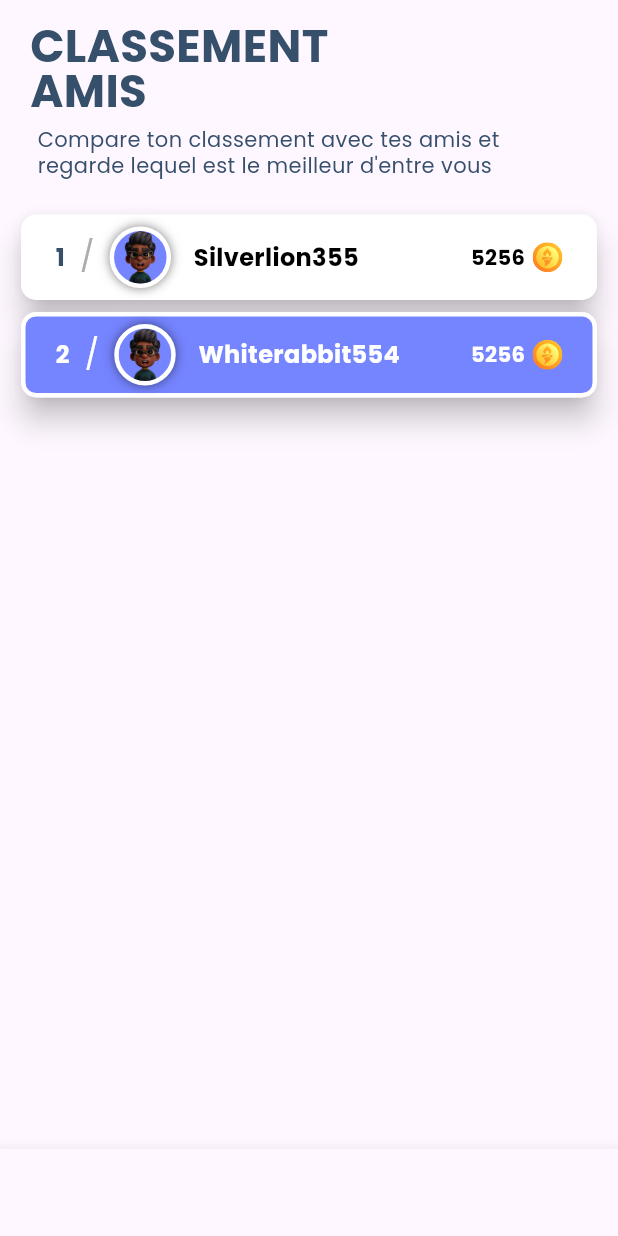
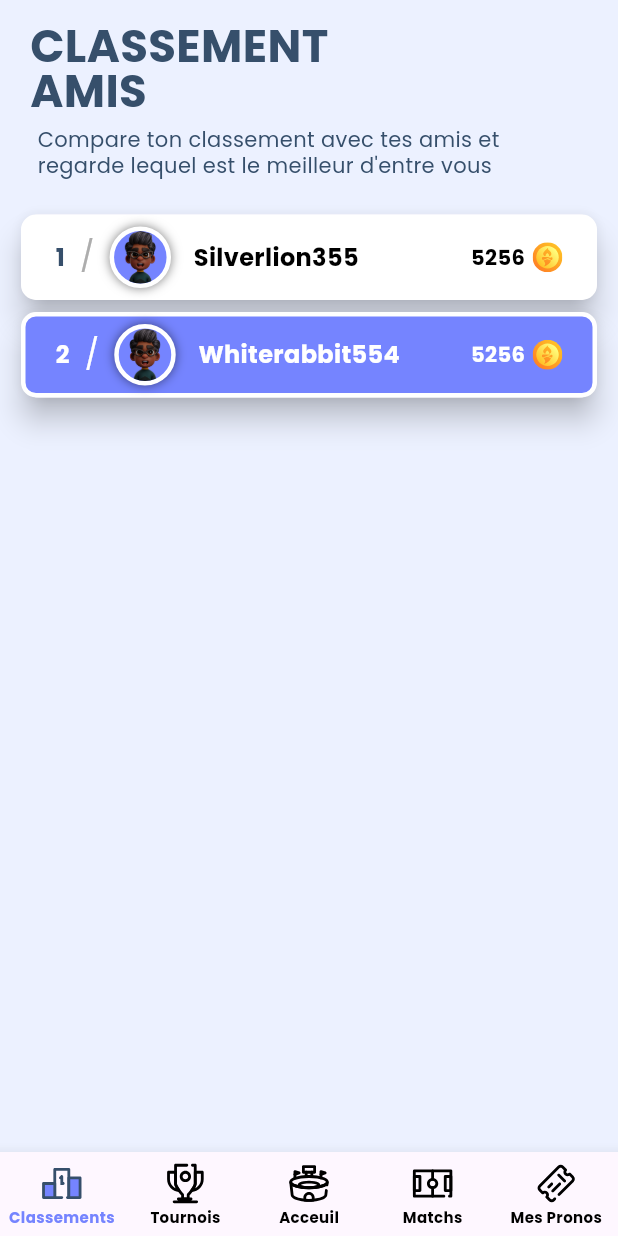
Before and after one commit to felixmielcarek/genius, a Flutter app: the screen it shows after launch, on a phone screen of 412 x 824 dp. Run offline on Flutter 3.47's test engine with Material 3 defaults, Android fonts, the phone set to English and light mode, and no system bars; our stand-ins replace flutter_svg.

Commit message:
:lipstick: Add navbar and background to ranking page

```diff
--- a/lib/application_layer/main_page.dart
+++ b/lib/application_layer/main_page.dart
@@ -1,4 +1,6 @@
 import 'package:flutter/material.dart';
+import 'package:flutter_svg/svg.dart';
+import 'package:genius/application_layer/genius_colors.dart';
 import 'package:genius/application_layer/ranking_page.dart';
 
 class MainPage extends StatefulWidget {
@@ -11,21 +13,60 @@ class MainPage extends StatefulWidget {
 class _MainPageState extends State<MainPage> {
   int _selectedIndex = 0;
 
+  final List<Widget> _children = [
+    const RankingPage(),
+    const RankingPage(),
+  ];
+
+  void onTabTapped(int index) {
+    setState(() {
+      _selectedIndex = index;
+    });
+  }
+
   @override
   Widget build(BuildContext context) {
     return Scaffold(
       appBar: const PreferredSize(
           preferredSize: Size.fromHeight(80.0), child: Row()),
-      body: const RankingPage(),
+      body: _children[_selectedIndex],
       bottomNavigationBar: BottomNavigationBar(
-        items: const <BottomNavigationBarItem>[
-          BottomNavigationBarItem(icon: Icon(Icons.home), label: 'Classements'),
-          BottomNavigationBarItem(icon: Icon(Icons.home), label: 'Tournois'),
-          BottomNavigationBarItem(icon: Icon(Icons.home), label: 'Acceuil'),
-          BottomNavigationBarItem(icon: Icon(Icons.home), label: 'Matchs'),
-          BottomNavigationBarItem(icon: Icon(Icons.home), label: 'Mes Pronos')
+        items: <BottomNavigationBarItem>[
+          BottomNavigationBarItem(
+              icon: SvgPicture.asset(
+                  'assets/icons/podium${_selectedIndex == 0 ? '_primary' : ''}.svg',
+                  height: 30),
+              label: 'Classements'),
+          BottomNavigationBarItem(
+              icon: SvgPicture.asset(
+                  'assets/icons/trophy${_selectedIndex == 1 ? '_primary' : ''}.svg',
+                  height: 30),
+              label: 'Tournois'),
+          BottomNavigationBarItem(
+              icon: SvgPicture.asset(
+                  'assets/icons/stadium${_selectedIndex == 2 ? '_primary' : ''}.svg',
+                  height: 30),
+              label: 'Acceuil'),
+          BottomNavigationBarItem(
+              icon: SvgPicture.asset(
+                  'assets/icons/field${_selectedIndex == 3 ? '_primary' : ''}.svg',
+                  height: 30),
+              label: 'Matchs'),
+          BottomNavigationBarItem(
+              icon: SvgPicture.asset(
+                  'assets/icons/ticket${_selectedIndex == 4 ? '_primary' : ''}.svg',
+                  height: 30),
+              label: 'Mes Pronos'),
         ],
+        onTap: onTabTapped,
         currentIndex: _selectedIndex,
+        type: BottomNavigationBarType.fixed,
+        selectedItemColor: GeniusColors.primary,
+        unselectedItemColor: Colors.black,
+        selectedLabelStyle:
+            const TextStyle(fontWeight: FontWeight.bold, fontSize: 10),
+        unselectedLabelStyle:
+            const TextStyle(fontWeight: FontWeight.bold, fontSize: 10),
       ),
     );
   }
--- a/lib/application_layer/ranking_page.dart
+++ b/lib/application_layer/ranking_page.dart
@@ -7,8 +7,9 @@ class RankingPage extends StatelessWidget {
 
   @override
   Widget build(BuildContext context) {
-    return Padding(
+    return Container(
         padding: const EdgeInsets.symmetric(horizontal: 10.0, vertical: 15.0),
+        decoration: const BoxDecoration(color: GeniusColors.secondary),
         child: Column(crossAxisAlignment: CrossAxisAlignment.start, children: [
           Container(
             padding: const EdgeInsets.only(left: 10.0),
```
Also changed, not shown: assets/icons/field.svg (added), assets/icons/field_primary.svg (added), assets/icons/podium.svg (added), assets/icons/podium_primary.svg (added), assets/icons/stadium.svg (added), assets/icons/stadium_primary.svg (added), assets/icons/ticket.svg (added), assets/icons/ticket_primary.svg (added), assets/icons/trophy.svg (added), assets/icons/trophy_primary.svg (added).
